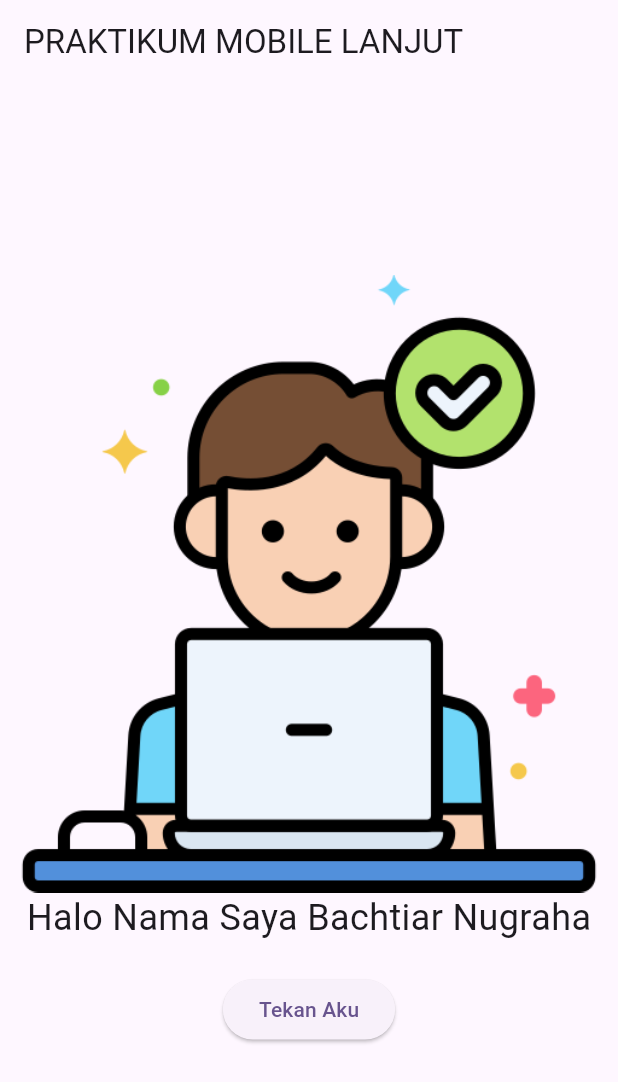
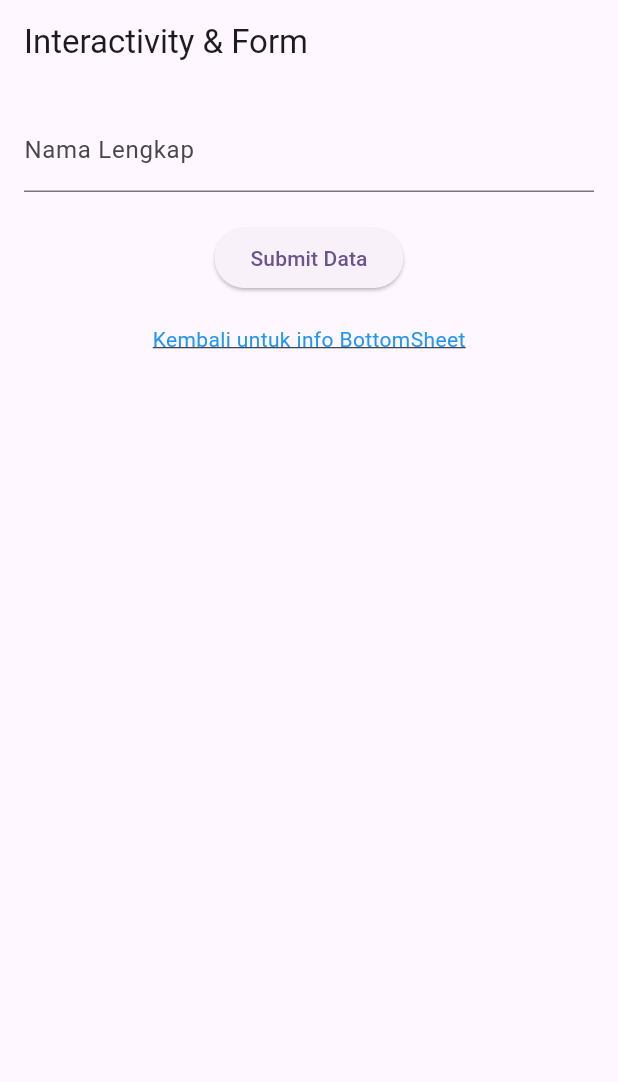
Before and after one commit to BachtiarNugrahaAjalah/prak-mobilelanjut-2417051058, a Flutter app: the screen it shows after launch, on a phone screen of 412 x 824 dp. Shown: the top 1082 px of the screen. Run offline on Flutter 3.47's test engine with Material 3 defaults, Android fonts, the phone set to English and light mode, and no system bars.

Commit message:
Membuat Form interaktif pertemuan 4

```diff
--- /dev/null
+++ b/lib/form_widget.dart
@@ -0,0 +1,76 @@
+import "package:flutter/material.dart";
+
+
+class FormWidget extends StatefulWidget {
+  const FormWidget({super.key});
+
+  @override
+  State<FormWidget> createState() => _FormWidgetState();
+}
+
+class _FormWidgetState extends State<FormWidget> {
+  final _formKey = GlobalKey<FormState>();
+  final TextEditingController _namaController = TextEditingController();
+
+  @override
+  Widget build(BuildContext context) {
+    return Scaffold(
+      appBar: AppBar(
+        title: const Text('Interactivity & Form'),
+      ),
+      body: Padding(
+        padding: const EdgeInsets.all(16.0),
+        child: Form(
+          key: _formKey,
+          child: Column(
+            children: [
+              TextFormField(
+                controller: _namaController,
+                decoration: const InputDecoration(labelText: 'Nama Lengkap'),
+                validator: (value) => value!.isEmpty ? 'Nama tidak boleh kosong' : null,
+                ),
+              const SizedBox(height: 20),
+              ElevatedButton(
+                onPressed: () {
+                  if (_formKey.currentState!.validate()) {
+                    showDialog(
+                      context: context,
+                      builder: (context) => AlertDialog(
+                        title: const Text('Sukses'),
+                        content: Text('Nama Lengkap: ${_namaController.text}'),
+                        actions: [
+                          TextButton(
+                            onPressed: () => Navigator.pop(context),
+                            child: const Text('OK'),
+                          ),
+                        ],
+                      ),
+                    );
+                  }
+                },
+                child: const Text('Submit Data'),
+              ),
+              const SizedBox(height: 20),
+
+              GestureDetector(
+                onTap: () {
+                  showModalBottomSheet(
+                    context: context,
+                    builder: (context) => const Padding(
+                      padding: EdgeInsets.all(20),
+                      child: Text('Ini Bottom Sheet dari Gesture Detector!'),
+                    ),
+                  );
+                },
+                child: const Text(
+                  'Kembali untuk info BottomSheet',
+                  style: TextStyle(color: Colors.blue, decoration: TextDecoration.underline),
+                ),
+              ),
+            ],
+          ),
+        ),
+      ),
+    );
+  }
+}
--- a/lib/main.dart
+++ b/lib/main.dart
@@ -2,6 +2,7 @@
 import 'column_widget.dart';
 import 'row_widget.dart';
 import 'first_widget.dart';
+import 'form_widget.dart';
 
 void main() {
   runApp(const MyApp());
@@ -17,6 +18,7 @@
       title: 'PRAKTIKUM MOBILE LANJUT',
       theme: ThemeData(
         colorScheme: ColorScheme.fromSeed(seedColor: Colors.deepPurple),
+        useMaterial3: true,
       ),
       // home: Scaffold(
       //   appBar: AppBar(
@@ -30,7 +32,8 @@
       // ),
       // home: const ColumnWidget(),
       // home: const RowWidget(),
-      home: const FirstWidget(),
+      // home: const FirstWidget(),
+      home: const FormWidget(),
     );
   }
 }
```
